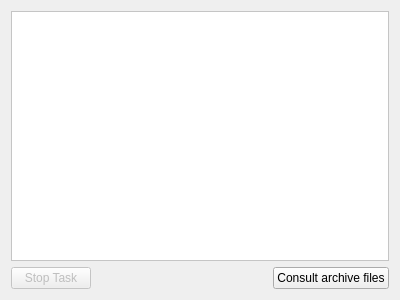
The window that src/gui/jobwidget.ui (Intellique/client) describes before a commit, drawn with Qt 5.
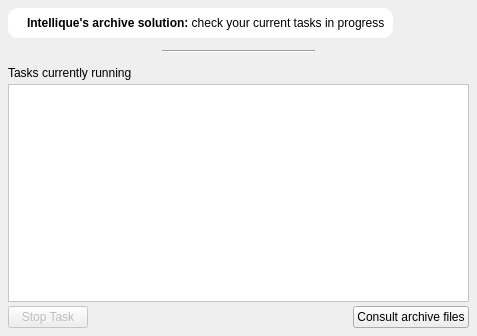
The same window after the commit. Icons and pictures are not drawn.

```diff
--- a/src/gui/jobwidget.ui
+++ b/src/gui/jobwidget.ui
@@ -6,14 +6,133 @@
    <rect>
     <x>0</x>
     <y>0</y>
-    <width>400</width>
-    <height>300</height>
+    <width>477</width>
+    <height>336</height>
    </rect>
   </property>
   <property name="windowTitle">
    <string>Form</string>
   </property>
   <layout class="QVBoxLayout" name="verticalLayout">
+   <property name="spacing">
+    <number>4</number>
+   </property>
+   <property name="leftMargin">
+    <number>8</number>
+   </property>
+   <property name="topMargin">
+    <number>8</number>
+   </property>
+   <property name="rightMargin">
+    <number>8</number>
+   </property>
+   <property name="bottomMargin">
+    <number>8</number>
+   </property>
+   <item>
+    <layout class="QHBoxLayout" name="horizontalLayout_3">
+     <property name="spacing">
+      <number>4</number>
+     </property>
+     <item>
+      <widget class="QFrame" name="horizontalFrame_3">
+       <property name="styleSheet">
+        <string notr="true">QFrame {
+	background-color: white;
+	border-radius: 10px;
+}</string>
+       </property>
+       <layout class="QHBoxLayout" name="horizontalLayout_4">
+        <property name="spacing">
+         <number>4</number>
+        </property>
+        <property name="leftMargin">
+         <number>8</number>
+        </property>
+        <property name="topMargin">
+         <number>8</number>
+        </property>
+        <property name="rightMargin">
+         <number>8</number>
+        </property>
+        <property name="bottomMargin">
+         <number>8</number>
+        </property>
+        <item>
+         <widget class="QLabel" name="lblJobIcon"/>
+        </item>
+        <item>
+         <widget class="QLabel" name="lblJobInfo">
+          <property name="text">
+           <string>&lt;html&gt;&lt;head/&gt;&lt;body&gt;&lt;p&gt;&lt;span style=&quot; font-weight:600;&quot;&gt;Intellique's archive solution: &lt;/span&gt;check your current tasks in progress&lt;/p&gt;&lt;/body&gt;&lt;/html&gt;</string>
+          </property>
+         </widget>
+        </item>
+       </layout>
+      </widget>
+     </item>
+     <item>
+      <spacer name="horizontalSpacer_4">
+       <property name="orientation">
+        <enum>Qt::Horizontal</enum>
+       </property>
+       <property name="sizeHint" stdset="0">
+        <size>
+         <width>40</width>
+         <height>20</height>
+        </size>
+       </property>
+      </spacer>
+     </item>
+    </layout>
+   </item>
+   <item>
+    <layout class="QHBoxLayout" name="horizontalLayout_2" stretch="1,1,1">
+     <property name="spacing">
+      <number>0</number>
+     </property>
+     <item>
+      <spacer name="horizontalSpacer_3">
+       <property name="orientation">
+        <enum>Qt::Horizontal</enum>
+       </property>
+       <property name="sizeHint" stdset="0">
+        <size>
+         <width>40</width>
+         <height>20</height>
+        </size>
+       </property>
+      </spacer>
+     </item>
+     <item>
+      <widget class="Line" name="line">
+       <property name="orientation">
+        <enum>Qt::Horizontal</enum>
+       </property>
+      </widget>
+     </item>
+     <item>
+      <spacer name="horizontalSpacer_2">
+       <property name="orientation">
+        <enum>Qt::Horizontal</enum>
+       </property>
+       <property name="sizeHint" stdset="0">
+        <size>
+         <width>40</width>
+         <height>20</height>
+        </size>
+       </property>
+      </spacer>
+     </item>
+    </layout>
+   </item>
+   <item>
+    <widget class="QLabel" name="label">
+     <property name="text">
+      <string>Tasks currently running</string>
+     </property>
+    </widget>
+   </item>
    <item>
     <widget class="QTableView" name="tblVwJobs">
      <property name="styleSheet">
@@ -40,6 +159,9 @@
    </item>
    <item>
     <layout class="QHBoxLayout" name="horizontalLayout">
+     <property name="spacing">
+      <number>4</number>
+     </property>
      <item>
       <widget class="QPushButton" name="pshBttnStopTask">
        <property name="enabled">
```
